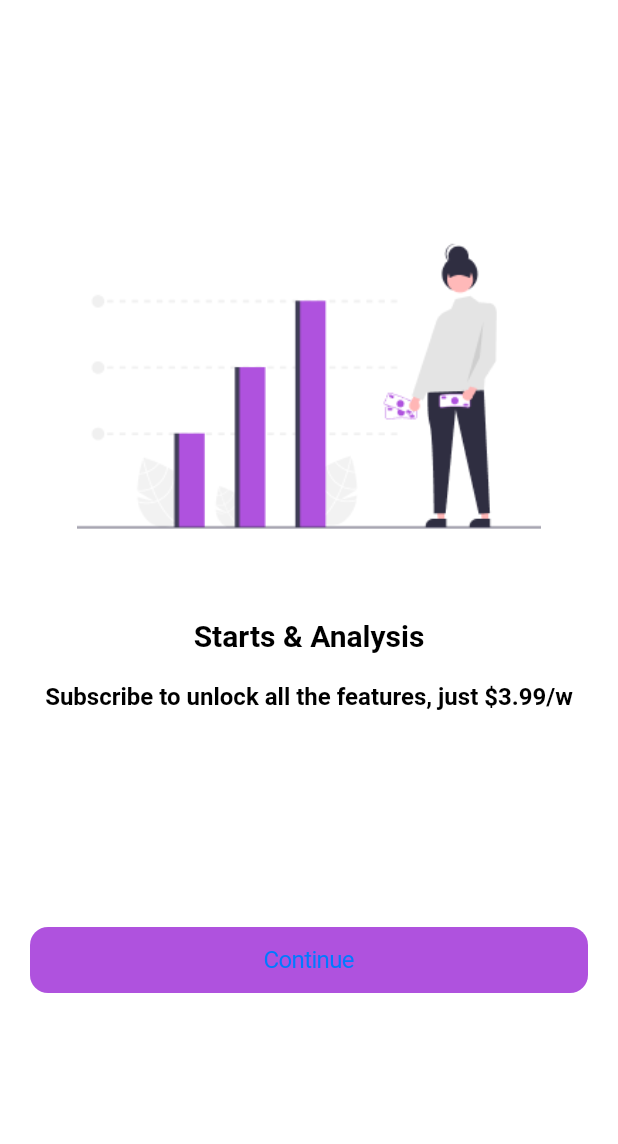
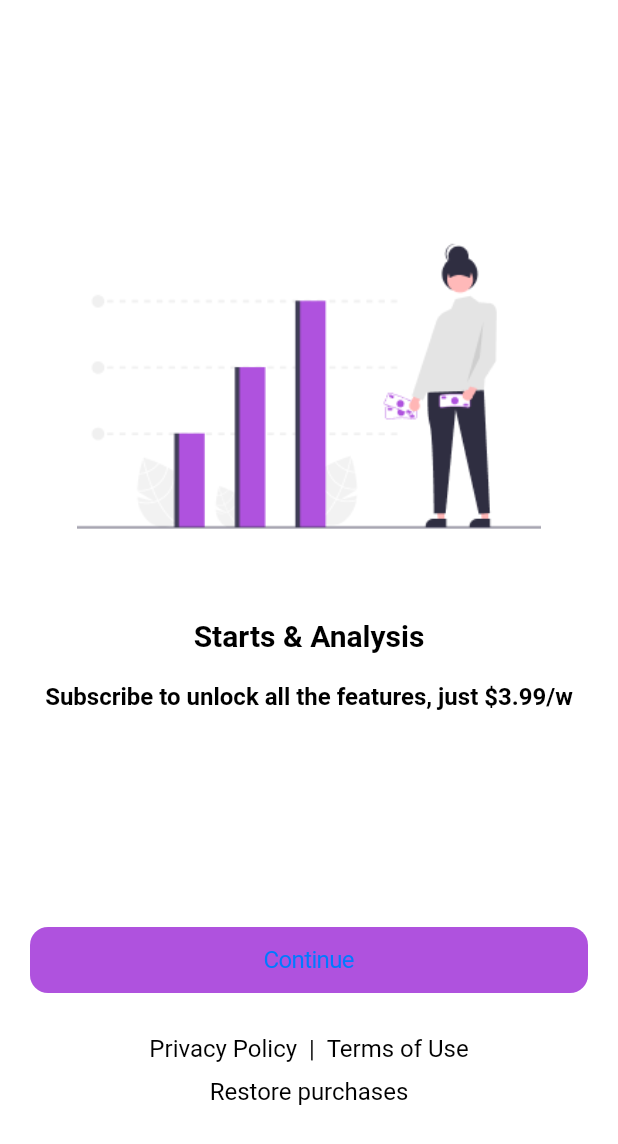
Before and after one commit to TimurKarev/blood_pressure, a Flutter app: the screen it shows after launch, swiped to page 4, on a phone screen of 412 x 824 dp. Shown: the top 1144 px of the screen. Run offline on Flutter 3.47's test engine with Material 2 defaults, Android fonts, the light colour scheme and no system bars; our stand-ins replace charts_flutter, flutter_riverpod, flutter_svg, sqflite; missing offline and left inert: dart_date; accounts and stored records are empty.

Commit message:
legal widget

```diff
--- a/lib/pages/on_board/on_board_page.dart
+++ b/lib/pages/on_board/on_board_page.dart
@@ -83,6 +83,7 @@ class _OnBoardPageState extends State<OnBoardPage> {
                   imagePath: _imagePath[3],
                   textOrButton: _widgets[3],
                   buttonText: "Continue",
+                  legalWidget: true,
                   onPressed: () {
                     Navigator.of(context).pushAndRemoveUntil(
                         MaterialPageRoute(
--- /dev/null
+++ b/lib/pages/on_board/widgets/legal_widget.dart
@@ -0,0 +1,69 @@
+import 'package:blood_pressure/styles.dart';
+import 'package:flutter/material.dart';
+import 'package:url_launcher/link.dart';
+
+class LegalWidget extends StatelessWidget {
+  const LegalWidget({Key? key}) : super(key: key);
+
+  static const String privacyPolicy = "";
+  static const String termsOfUse = "";
+  static const String restorePurchases = "";
+
+  @override
+  Widget build(BuildContext context) {
+    return Center(
+      child: Column(
+        mainAxisSize: MainAxisSize.min,
+        children: [
+          Row(
+            mainAxisAlignment: MainAxisAlignment.center,
+            children: [
+              Link(
+                uri: Uri.parse(privacyPolicy),
+                builder:
+                    (BuildContext context, Future<void> Function()? followLink) =>
+                        GestureDetector(
+                  onTap: followLink,
+                  child: const Text(
+                    "Privacy Policy",
+                    style: Styles.legalText,
+                  ),
+                ),
+              ),
+              const Text(
+                "  |  ",
+                style: Styles.legalText,
+                textAlign: TextAlign.start,
+              ),
+              Link(
+                uri: Uri.parse(termsOfUse),
+                builder:
+                    (BuildContext context, Future<void> Function()? followLink) =>
+                        GestureDetector(
+                  onTap: followLink,
+                  child: const Text(
+                    "Terms of Use",
+                    style: Styles.legalText,
+                  ),
+                ),
+              ),
+            ],
+          ),
+          const SizedBox(height: 10.0,),
+          Link(
+            uri: Uri.parse(restorePurchases),
+            builder:
+                (BuildContext context, Future<void> Function()? followLink) =>
+                    GestureDetector(
+              onTap: followLink,
+              child: const Text(
+                "Restore purchases",
+                style: Styles.legalText,
+              ),
+            ),
+          ),
+        ],
+      ),
+    );
+  }
+}
--- a/lib/pages/on_board/widgets/on_board_template.dart
+++ b/lib/pages/on_board/widgets/on_board_template.dart
@@ -1,4 +1,4 @@
-import 'package:blood_pressure/pages/home/widgets/home_full_page.dart';
+import 'package:blood_pressure/pages/on_board/widgets/legal_widget.dart';
 import 'package:blood_pressure/styles.dart';
 import 'package:flutter/cupertino.dart';
 import 'package:flutter/material.dart';
@@ -9,6 +9,7 @@ class OnBoardTemplate extends StatelessWidget {
   final bool isTappable;
   final Function() onPressed;
   final String buttonText;
+  final bool legalWidget;
 
   const OnBoardTemplate({
     Key? key,
@@ -17,6 +18,7 @@ class OnBoardTemplate extends StatelessWidget {
     this.isTappable = false,
     required this.onPressed,
     required this.buttonText,
+    this.legalWidget = false,
   }) : super(key: key);
 
   @override
@@ -66,7 +68,7 @@ class OnBoardTemplate extends StatelessWidget {
             ),
             Flexible(
               flex: 1,
-              child: Container(),
+              child: legalWidget ? const LegalWidget() : Container(),
             ),
           ],
         ),
--- a/lib/styles.dart
+++ b/lib/styles.dart
@@ -74,6 +74,14 @@ abstract class Styles {
     color: CupertinoColors.inactiveGray,
   );
 
+  static const TextStyle legalText = TextStyle(
+    fontSize: 16,
+    fontStyle: FontStyle.normal,
+    fontWeight: FontWeight.normal,
+    color: CupertinoColors.black,
+  );
+
+
   static const Color primaryColor = CupertinoColors.white;
 
   static const Color backgroundColor = CupertinoColors.systemGrey6;
--- a/pubspec.yaml
+++ b/pubspec.yaml
@@ -38,6 +38,7 @@ dependencies:
   flutter_svg: ^0.22.0
   intl: ^0.17.0
   dart_date: ^1.1.0
+  url_launcher: ^6.0.12
   charts_flutter:
     git:
       url: git://github.com/google/charts.git
```
Also changed, not shown: pubspec.lock.
